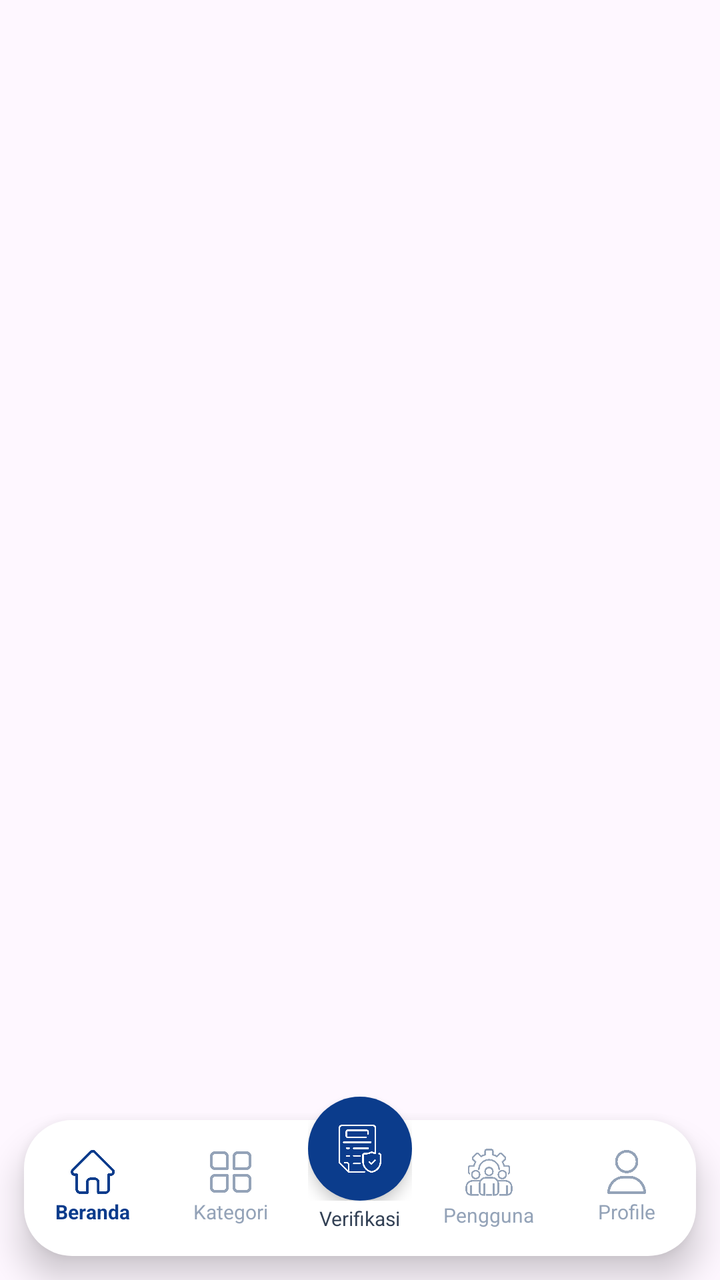
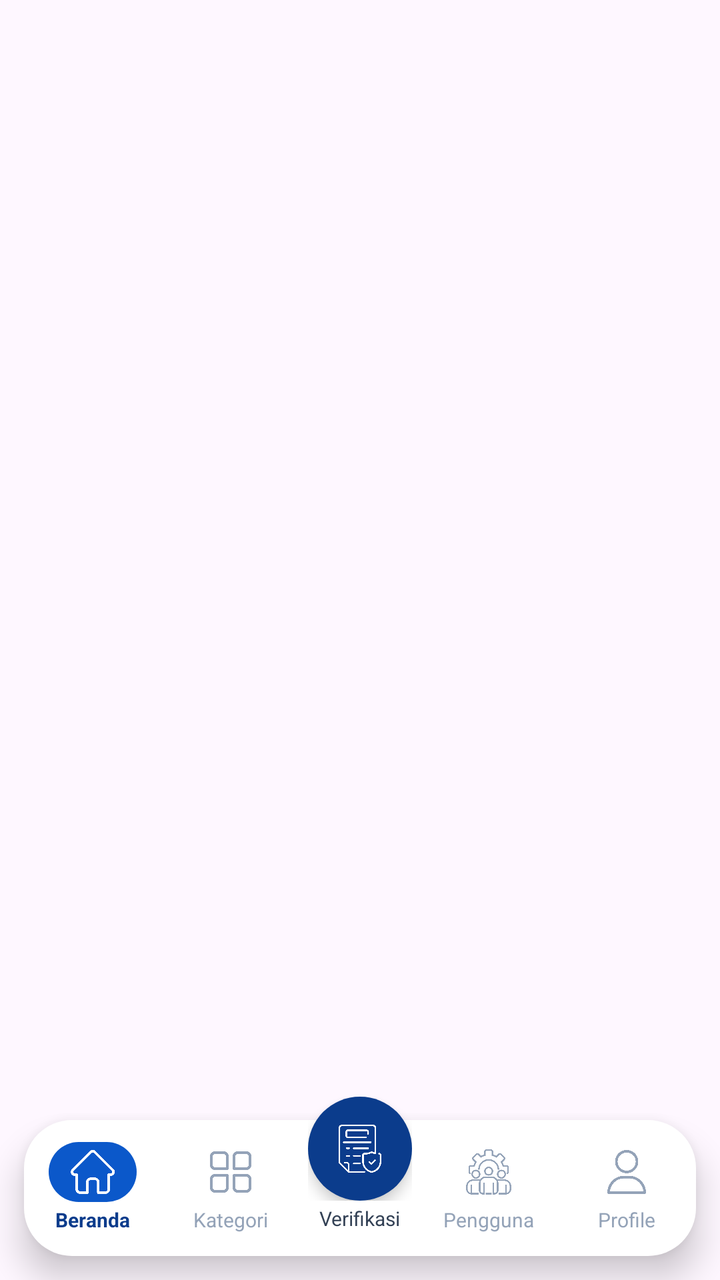

Two renders of the same Android screen: before a commit and after it. Below are the layout's source before the change and the commit's diff.
<!-- AndroidManifest.xml: application theme Theme.PinPoint -->
<!-- res/layout/layout_admin_bottom_nav.xml -->
<?xml version="1.0" encoding="utf-8"?>
<androidx.constraintlayout.widget.ConstraintLayout xmlns:android="http://schemas.android.com/apk/res/android"
    xmlns:app="http://schemas.android.com/apk/res-auto"
    android:id="@+id/bottomNavContainer"
    android:layout_width="match_parent"
    android:layout_height="104dp"
    android:clipChildren="false"
    android:clipToPadding="false"
    android:paddingStart="12dp"
    android:paddingEnd="12dp">

    
    <View
        android:layout_width="0dp"
        android:layout_height="68dp"
        android:background="@drawable/bg_navbar"
        android:elevation="10dp"
        app:layout_constraintBottom_toBottomOf="parent"
        app:layout_constraintLeft_toLeftOf="parent"
        app:layout_constraintRight_toRightOf="parent"
        android:layout_marginBottom="12dp" />

    
    <LinearLayout
        android:id="@+id/navHome"
        android:layout_width="0dp"
        android:layout_height="68dp"
        android:gravity="center"
        android:clickable="true"
        android:focusable="true"
        android:orientation="vertical"
        android:elevation="12dp"
        app:layout_constraintBottom_toBottomOf="parent"
        app:layout_constraintLeft_toLeftOf="parent"
        app:layout_constraintRight_toLeftOf="@id/navCategory"
        app:layout_constraintHorizontal_weight="1"
        android:layout_marginBottom="12dp">

        <ImageView
            android:id="@+id/ivNavHome"
            android:layout_width="22dp"
            android:layout_height="22dp"
            android:src="@drawable/home"
            app:tint="#0B3C8C" />

        <TextView
            android:id="@+id/tvNavHome"
            android:layout_width="wrap_content"
            android:layout_height="wrap_content"
            android:layout_marginTop="2dp"
            android:text="Beranda"
            android:textColor="#0B3C8C"
            android:textSize="10sp"
            android:textStyle="bold" />
    </LinearLayout>

    
    <LinearLayout
        android:id="@+id/navCategory"
        android:layout_width="0dp"
        android:layout_height="68dp"
        android:gravity="center"
        android:clickable="true"
        android:focusable="true"
        android:orientation="vertical"
        android:elevation="12dp"
        app:layout_constraintBottom_toBottomOf="parent"
        app:layout_constraintLeft_toRightOf="@id/navHome"
        app:layout_constraintRight_toLeftOf="@id/guidelineCenter"
        app:layout_constraintHorizontal_weight="1"
        android:layout_marginBottom="12dp"
        android:layout_marginEnd="30dp">

        <ImageView
            android:id="@+id/ivNavCategory"
            android:layout_width="22dp"
            android:layout_height="22dp"
            android:src="@drawable/category"
            app:tint="#94A3B8" />

        <TextView
            android:id="@+id/tvNavCategory"
            android:layout_width="wrap_content"
            android:layout_height="wrap_content"
            android:layout_marginTop="2dp"
            android:text="Kategori"
            android:textColor="#94A3B8"
            android:textSize="10sp" />
    </LinearLayout>

    
    <androidx.constraintlayout.widget.Guideline
        android:id="@+id/guidelineCenter"
        android:layout_width="wrap_content"
        android:layout_height="wrap_content"
        android:orientation="vertical"
        app:layout_constraintGuide_percent="0.5" />

    
    <LinearLayout
        android:id="@+id/navAccount"
        android:layout_width="0dp"
        android:layout_height="68dp"
        android:gravity="center"
        android:clickable="true"
        android:focusable="true"
        android:orientation="vertical"
        android:elevation="12dp"
        app:layout_constraintBottom_toBottomOf="parent"
        app:layout_constraintLeft_toRightOf="@id/guidelineCenter"
        app:layout_constraintRight_toLeftOf="@id/navProfile"
        app:layout_constraintHorizontal_weight="1"
        android:layout_marginBottom="12dp"
        android:layout_marginStart="30dp">

        <ImageView
            android:id="@+id/ivNavAccount"
            android:layout_width="25dp"
            android:layout_height="25dp"
            android:src="@drawable/user_manage"
            app:tint="#94A3B8" />

        <TextView
            android:id="@+id/tvNavAccount"
            android:layout_width="wrap_content"
            android:layout_height="wrap_content"
            android:layout_marginTop="2dp"
            android:text="Pengguna"
            android:textColor="#94A3B8"
            android:textSize="10sp" />
    </LinearLayout>

    
    <LinearLayout
        android:id="@+id/navProfile"
        android:layout_width="0dp"
        android:layout_height="68dp"
        android:gravity="center"
        android:clickable="true"
        android:focusable="true"
        android:orientation="vertical"
        android:elevation="12dp"
        app:layout_constraintBottom_toBottomOf="parent"
        app:layout_constraintLeft_toRightOf="@id/navAccount"
        app:layout_constraintRight_toRightOf="parent"
        app:layout_constraintHorizontal_weight="1"
        android:layout_marginBottom="12dp">

        <ImageView
            android:id="@+id/ivNavProfile"
            android:layout_width="22dp"
            android:layout_height="22dp"
            android:src="@drawable/user"
            app:tint="#94A3B8" />

        <TextView
            android:id="@+id/tvNavProfile"
            android:layout_width="wrap_content"
            android:layout_height="wrap_content"
            android:layout_marginTop="2dp"
            android:text="Profile"
            android:textColor="#94A3B8"
            android:textSize="10sp" />
    </LinearLayout>

    
    <LinearLayout
        android:id="@+id/navVerifyCenter"
        android:layout_width="wrap_content"
        android:layout_height="wrap_content"
        android:clickable="true"
        android:focusable="true"
        android:gravity="center"
        android:orientation="vertical"
        android:elevation="15dp"
        app:layout_constraintLeft_toLeftOf="parent"
        app:layout_constraintRight_toRightOf="parent"
        app:layout_constraintBottom_toBottomOf="parent"
        android:layout_marginBottom="24dp"> 

        
        <RelativeLayout
            android:layout_width="52dp"
            android:layout_height="52dp"
            android:clipChildren="false"
            android:clipToPadding="false">

            
            <LinearLayout
                android:layout_width="55dp"
                android:layout_height="55dp"
                android:layout_centerInParent="true"
                android:background="@drawable/bg_circle_blue_btn"
                android:elevation="4dp"
                android:gravity="center">

                <ImageView
                    android:layout_width="24dp"
                    android:layout_height="24dp"
                    android:src="@drawable/verif"
                    app:tint="#FFFFFF" />
            </LinearLayout>

            
            <TextView
                android:id="@+id/tvNavBadgeCount"
                android:layout_width="20dp"
                android:layout_height="20dp"
                android:layout_alignParentEnd="true"
                android:layout_alignParentTop="true"
                android:background="@drawable/bg_badge_red_circle"
                android:elevation="8dp"
                android:gravity="center"
                android:text="24"
                android:textColor="#FFFFFF"
                android:textSize="9sp"
                android:textStyle="bold"
                android:visibility="gone" />
        </RelativeLayout>

        
        <TextView
            android:id="@+id/tvNavVerify"
            android:layout_width="wrap_content"
            android:layout_height="wrap_content"
            android:layout_marginTop="2dp"
            android:text="Verifikasi"
            android:textColor="#334155"
            android:textSize="10sp" />
    </LinearLayout>

</androidx.constraintlayout.widget.ConstraintLayout>
<!-- resources referenced by this layout -->
<resources>
  <!-- drawable bg_badge_red_circle (drawable) -->
  <?xml version="1.0" encoding="utf-8"?>
  <shape xmlns:android="http://schemas.android.com/apk/res/android"
      android:shape="oval">
      <solid android:color="#D32F2F" />
  </shape>
  <!-- drawable bg_circle_blue_btn (drawable) -->
  <?xml version="1.0" encoding="utf-8"?>
  <shape xmlns:android="http://schemas.android.com/apk/res/android"
      android:shape="oval">
      <solid android:color="#0B3C8C" />
  </shape>
  <!-- drawable bg_navbar (drawable) -->
  <?xml version="1.0" encoding="utf-8"?>
  <shape xmlns:android="http://schemas.android.com/apk/res/android"
      android:shape="rectangle">
      <solid android:color="#FFFFFF" />
      <corners
          android:topLeftRadius="24dp"
          android:topRightRadius="24dp"
          android:bottomLeftRadius="24dp"
          android:bottomRightRadius="24dp" />
  </shape>
  <!-- drawable category: png bitmap (drawable, 8234 bytes) -->
  <!-- drawable home: png bitmap (drawable, 8020 bytes) -->
  <!-- drawable user: png bitmap (drawable, 12623 bytes) -->
  <!-- drawable user_manage: png bitmap (drawable, 19656 bytes) -->
  <!-- drawable verif: png bitmap (drawable, 12368 bytes) -->
  <style name="Theme.PinPoint" parent="Base.Theme.PinPoint" />
  <style name="Base.Theme.PinPoint" parent="Theme.Material3.DayNight.NoActionBar">
          
          
      </style>
</resources>

<!-- the commit's change to res/layout/layout_admin_bottom_nav.xml (unified diff, before → after) -->
@@ -38,10 +38,13 @@
 
         <ImageView
             android:id="@+id/ivNavHome"
-            android:layout_width="22dp"
-            android:layout_height="22dp"
+            android:layout_width="44dp"
+            android:layout_height="30dp"
+            android:paddingHorizontal="11dp"
+            android:paddingVertical="4dp"
+            android:background="@drawable/bg_nav_icon_active_blue"
             android:src="@drawable/home"
-            app:tint="#0B3C8C" />
+            app:tint="#FFFFFF" />
 
         <TextView
             android:id="@+id/tvNavHome"
@@ -73,8 +76,10 @@
 
         <ImageView
             android:id="@+id/ivNavCategory"
-            android:layout_width="22dp"
-            android:layout_height="22dp"
+            android:layout_width="44dp"
+            android:layout_height="30dp"
+            android:paddingHorizontal="11dp"
+            android:paddingVertical="4dp"
             android:src="@drawable/category"
             app:tint="#94A3B8" />
 
@@ -115,8 +120,10 @@
 
         <ImageView
             android:id="@+id/ivNavAccount"
-            android:layout_width="25dp"
-            android:layout_height="25dp"
+            android:layout_width="44dp"
+            android:layout_height="30dp"
+            android:paddingHorizontal="10dp"
+            android:paddingVertical="3dp"
             android:src="@drawable/user_manage"
             app:tint="#94A3B8" />
 
@@ -148,8 +155,10 @@
 
         <ImageView
             android:id="@+id/ivNavProfile"
-            android:layout_width="22dp"
-            android:layout_height="22dp"
+            android:layout_width="44dp"
+            android:layout_height="30dp"
+            android:paddingHorizontal="11dp"
+            android:paddingVertical="4dp"
             android:src="@drawable/user"
             app:tint="#94A3B8" />
 
<!-- resource entries referenced after the edit -->
@@ -11,6 +11,13 @@
   <shape xmlns:android="http://schemas.android.com/apk/res/android"
       android:shape="oval">
       <solid android:color="#0B3C8C" />
+  </shape>
+  <!-- drawable bg_nav_icon_active_blue (drawable) -->
+  <?xml version="1.0" encoding="utf-8"?>
+  <shape xmlns:android="http://schemas.android.com/apk/res/android"
+      android:shape="rectangle">
+      <solid android:color="#0B58CA" />
+      <corners android:radius="16dp" />
   </shape>
   <!-- drawable bg_navbar (drawable) -->
   <?xml version="1.0" encoding="utf-8"?>
@@ -30,8 +37,13 @@
   <!-- drawable verif: png bitmap (drawable, 12368 bytes) -->
   <style name="Theme.PinPoint" parent="Base.Theme.PinPoint" />
   <style name="Base.Theme.PinPoint" parent="Theme.Material3.DayNight.NoActionBar">
-          
-          
+          <item name="android:windowAnimationStyle">@style/SmoothActivityAnimation</item>
+      </style>
+  <style name="SmoothActivityAnimation" parent="@android:style/Animation.Activity">
+          <item name="android:activityOpenEnterAnimation">@anim/fade_in_smooth</item>
+          <item name="android:activityOpenExitAnimation">@anim/fade_out_smooth</item>
+          <item name="android:activityCloseEnterAnimation">@anim/slide_in_left</item>
+          <item name="android:activityCloseExitAnimation">@anim/slide_out_right</item>
       </style>
 </resources>
 
